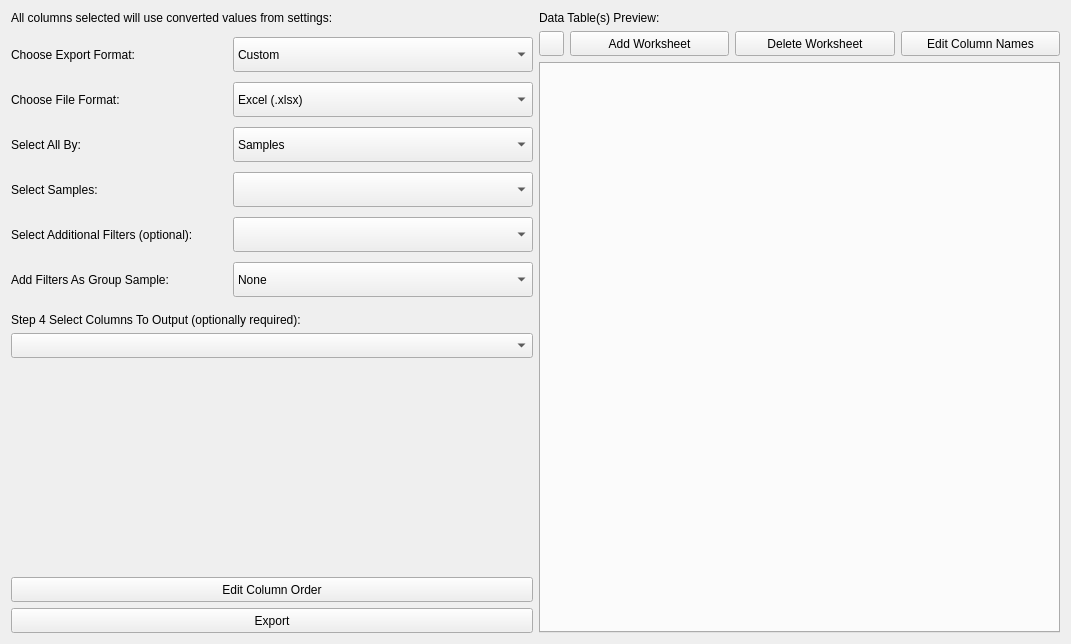
Old version of the form ui/ExporterUI.ui in the repository kathrynmetcalf/GeoCORK.
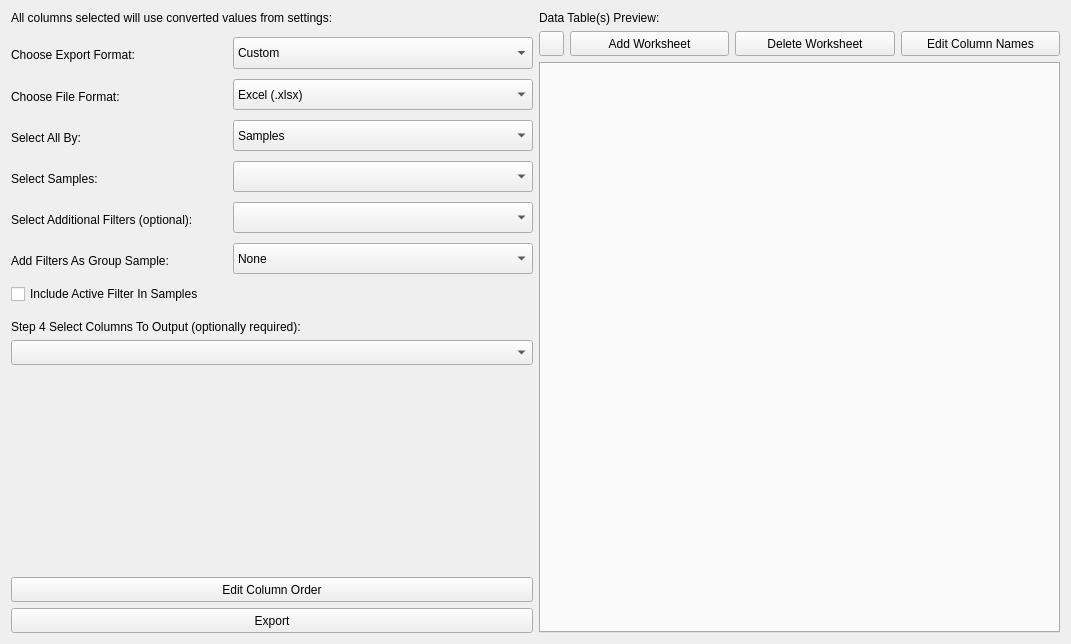
New version of the form. Custom widgets are drawn as their Qt base class.

Commit message: Cleaned up exporter to minimize update_table_view calls. Added active filter checkbox, only allows active filters in exporter, cannot add additional ones manually.

Diff of the .ui file:
```diff
--- a/ui/ExporterUI.ui
+++ b/ui/ExporterUI.ui
@@ -35,7 +35,7 @@
       </widget>
      </item>
      <item>
-      <layout class="QGridLayout" name="gridLayout" columnminimumwidth="0,0">
+      <layout class="QGridLayout" name="gridLayout">
        <property name="sizeConstraint">
         <enum>QLayout::SetDefaultConstraint</enum>
        </property>
@@ -100,145 +100,6 @@
          </item>
         </widget>
        </item>
-       <item row="0" column="0">
-        <widget class="QLabel" name="label_2">
-         <property name="sizePolicy">
-          <sizepolicy hsizetype="Fixed" vsizetype="Fixed">
-           <horstretch>0</horstretch>
-           <verstretch>0</verstretch>
-          </sizepolicy>
-         </property>
-         <property name="minimumSize">
-          <size>
-           <width>0</width>
-           <height>35</height>
-          </size>
-         </property>
-         <property name="maximumSize">
-          <size>
-           <width>250</width>
-           <height>35</height>
-          </size>
-         </property>
-         <property name="text">
-          <string>Choose Export Format:</string>
-         </property>
-        </widget>
-       </item>
-       <item row="3" column="0">
-        <widget class="QLabel" name="step_2_label">
-         <property name="sizePolicy">
-          <sizepolicy hsizetype="Fixed" vsizetype="Fixed">
-           <horstretch>0</horstretch>
-           <verstretch>0</verstretch>
-          </sizepolicy>
-         </property>
-         <property name="minimumSize">
-          <size>
-           <width>0</width>
-           <height>35</height>
-          </size>
-         </property>
-         <property name="maximumSize">
-          <size>
-           <width>250</width>
-           <height>35</height>
-          </size>
-         </property>
-         <property name="text">
-          <string>Select Samples:</string>
-         </property>
-        </widget>
-       </item>
-       <item row="2" column="1">
-        <widget class="QComboBox" name="selectionscope_comboBox">
-         <property name="sizePolicy">
-          <sizepolicy hsizetype="Fixed" vsizetype="Fixed">
-           <horstretch>0</horstretch>
-           <verstretch>0</verstretch>
-          </sizepolicy>
-         </property>
-         <property name="minimumSize">
-          <size>
-           <width>300</width>
-           <height>25</height>
-          </size>
-         </property>
-         <property name="maximumSize">
-          <size>
-           <width>300</width>
-           <height>35</height>
-          </size>
-         </property>
-         <item>
-          <property name="text">
-           <string>Samples</string>
-          </property>
-         </item>
-         <item>
-          <property name="text">
-           <string>Filter Groups</string>
-          </property>
-         </item>
-        </widget>
-       </item>
-       <item row="1" column="0">
-        <widget class="QLabel" name="label">
-         <property name="sizePolicy">
-          <sizepolicy hsizetype="Fixed" vsizetype="Fixed">
-           <horstretch>0</horstretch>
-           <verstretch>0</verstretch>
-          </sizepolicy>
-         </property>
-         <property name="minimumSize">
-          <size>
-           <width>0</width>
-           <height>35</height>
-          </size>
-         </property>
-         <property name="maximumSize">
-          <size>
-           <width>250</width>
-           <height>35</height>
-          </size>
-         </property>
-         <property name="text">
-          <string>Choose File Format:</string>
-         </property>
-        </widget>
-       </item>
-       <item row="1" column="1">
-        <widget class="QComboBox" name="fileformat_comboBox">
-         <property name="sizePolicy">
-          <sizepolicy hsizetype="Fixed" vsizetype="Fixed">
-           <horstretch>0</horstretch>
-           <verstretch>0</verstretch>
-          </sizepolicy>
-         </property>
-         <property name="minimumSize">
-          <size>
-           <width>300</width>
-           <height>25</height>
-          </size>
-         </property>
-         <property name="maximumSize">
-          <size>
-           <width>300</width>
-           <height>35</height>
-          </size>
-         </property>
-         <item>
-          <property name="text">
-           <string>Excel (.xlsx)</string>
-          </property>
-         </item>
-         <item>
-          <property name="text">
-           <string>Comma-Separated Value (.csv)</string>
-          </property>
-         </item>
-        </widget>
-       </item>
        <item row="2" column="0">
         <widget class="QLabel" name="label_3">
          <property name="sizePolicy">
@@ -264,8 +125,8 @@
          </property>
         </widget>
        </item>
-       <item row="3" column="1">
-        <widget class="CheckableComboBox" name="samplesincluded_comboBox">
+       <item row="1" column="0">
+        <widget class="QLabel" name="label">
          <property name="sizePolicy">
           <sizepolicy hsizetype="Fixed" vsizetype="Fixed">
            <horstretch>0</horstretch>
@@ -274,30 +135,22 @@
          </property>
          <property name="minimumSize">
           <size>
-           <width>300</width>
-           <height>25</height>
+           <width>0</width>
+           <height>35</height>
           </size>
          </property>
          <property name="maximumSize">
           <size>
-           <width>300</width>
+           <width>250</width>
            <height>35</height>
           </size>
          </property>
-         <property name="currentText">
-          <string/>
+         <property name="text">
+          <string>Choose File Format:</string>
          </property>
-         <property name="placeholderText">
-          <string>None</string>
-         </property>
-         <item>
-          <property name="text">
-           <string>None</string>
-          </property>
-         </item>
         </widget>
        </item>
-       <item row="4" column="0">
+       <item row="5" column="0">
         <widget class="QLabel" name="filters_label">
          <property name="sizePolicy">
           <sizepolicy hsizetype="Fixed" vsizetype="Fixed">
@@ -325,7 +178,7 @@
          </property>
         </widget>
        </item>
-       <item row="4" column="1">
+       <item row="5" column="1">
         <widget class="CheckableComboBox" name="filterselection_comboBox">
          <property name="sizePolicy">
           <sizepolicy hsizetype="Fixed" vsizetype="Fixed">
@@ -355,7 +208,165 @@
          </item>
         </widget>
        </item>
-       <item row="5" column="0">
+       <item row="2" column="1">
+        <widget class="QComboBox" name="selectionscope_comboBox">
+         <property name="sizePolicy">
+          <sizepolicy hsizetype="Fixed" vsizetype="Fixed">
+           <horstretch>0</horstretch>
+           <verstretch>0</verstretch>
+          </sizepolicy>
+         </property>
+         <property name="minimumSize">
+          <size>
+           <width>300</width>
+           <height>25</height>
+          </size>
+         </property>
+         <property name="maximumSize">
+          <size>
+           <width>300</width>
+           <height>35</height>
+          </size>
+         </property>
+         <item>
+          <property name="text">
+           <string>Samples</string>
+          </property>
+         </item>
+         <item>
+          <property name="text">
+           <string>Filter Groups</string>
+          </property>
+         </item>
+        </widget>
+       </item>
+       <item row="3" column="1">
+        <widget class="CheckableComboBox" name="samplesincluded_comboBox">
+         <property name="sizePolicy">
+          <sizepolicy hsizetype="Fixed" vsizetype="Fixed">
+           <horstretch>0</horstretch>
+           <verstretch>0</verstretch>
+          </sizepolicy>
+         </property>
+         <property name="minimumSize">
+          <size>
+           <width>300</width>
+           <height>25</height>
+          </size>
+         </property>
+         <property name="maximumSize">
+          <size>
+           <width>300</width>
+           <height>35</height>
+          </size>
+         </property>
+         <property name="currentText">
+          <string/>
+         </property>
+         <property name="placeholderText">
+          <string>None</string>
+         </property>
+         <item>
+          <property name="text">
+           <string>None</string>
+          </property>
+         </item>
+        </widget>
+       </item>
+       <item row="1" column="1">
+        <widget class="QComboBox" name="fileformat_comboBox">
+         <property name="sizePolicy">
+          <sizepolicy hsizetype="Fixed" vsizetype="Fixed">
+           <horstretch>0</horstretch>
+           <verstretch>0</verstretch>
+          </sizepolicy>
+         </property>
+         <property name="minimumSize">
+          <size>
+           <width>300</width>
+           <height>25</height>
+          </size>
+         </property>
+         <property name="maximumSize">
+          <size>
+           <width>300</width>
+           <height>35</height>
+          </size>
+         </property>
+         <item>
+          <property name="text">
+           <string>Excel (.xlsx)</string>
+          </property>
+         </item>
+         <item>
+          <property name="text">
+           <string>Comma-Separated Value (.csv)</string>
+          </property>
+         </item>
+        </widget>
+       </item>
+       <item row="7" column="1">
+        <widget class="CheckableComboBox" name="groupedfilter_comboBox">
+         <property name="sizePolicy">
+          <sizepolicy hsizetype="Fixed" vsizetype="Fixed">
+           <horstretch>0</horstretch>
+           <verstretch>0</verstretch>
+          </sizepolicy>
+         </property>
+         <property name="minimumSize">
+          <size>
+           <width>300</width>
+           <height>25</height>
+          </size>
+         </property>
+         <property name="maximumSize">
+          <size>
+           <width>300</width>
+           <height>35</height>
+          </size>
+         </property>
+         <property name="currentText">
+          <string>None</string>
+         </property>
+         <property name="currentIndex">
+          <number>0</number>
+         </property>
+         <property name="placeholderText">
+          <string>None</string>
+         </property>
+         <item>
+          <property name="text">
+           <string>None</string>
+          </property>
+         </item>
+        </widget>
+       </item>
+       <item row="3" column="0">
+        <widget class="QLabel" name="step_2_label">
+         <property name="sizePolicy">
+          <sizepolicy hsizetype="Fixed" vsizetype="Fixed">
+           <horstretch>0</horstretch>
+           <verstretch>0</verstretch>
+          </sizepolicy>
+         </property>
+         <property name="minimumSize">
+          <size>
+           <width>0</width>
+           <height>35</height>
+          </size>
+         </property>
+         <property name="maximumSize">
+          <size>
+           <width>250</width>
+           <height>35</height>
+          </size>
+         </property>
+         <property name="text">
+          <string>Select Samples:</string>
+         </property>
+        </widget>
+       </item>
+       <item row="7" column="0">
         <widget class="QLabel" name="groupedfilter_label">
          <property name="minimumSize">
           <size>
@@ -377,8 +388,8 @@
          </property>
         </widget>
        </item>
-       <item row="5" column="1">
-        <widget class="CheckableComboBox" name="groupedfilter_comboBox">
+       <item row="0" column="0">
+        <widget class="QLabel" name="label_2">
          <property name="sizePolicy">
           <sizepolicy hsizetype="Fixed" vsizetype="Fixed">
            <horstretch>0</horstretch>
@@ -387,30 +398,26 @@
          </property>
          <property name="minimumSize">
           <size>
-           <width>300</width>
-           <height>25</height>
+           <width>0</width>
+           <height>35</height>
           </size>
          </property>
          <property name="maximumSize">
           <size>
-           <width>300</width>
+           <width>250</width>
            <height>35</height>
           </size>
          </property>
-         <property name="currentText">
-          <string>None</string>
+         <property name="text">
+          <string>Choose Export Format:</string>
          </property>
-         <property name="currentIndex">
-          <number>0</number>
+        </widget>
+       </item>
+       <item row="9" column="0">
+        <widget class="QCheckBox" name="active_filter_sample_checkBox">
+         <property name="text">
+          <string>Include Active Filter In Samples</string>
          </property>
-         <property name="placeholderText">
-          <string>None</string>
-         </property>
-         <item>
-          <property name="text">
-           <string>None</string>
-          </property>
-         </item>
         </widget>
        </item>
       </layout>
```
The commit also changes 2 other files.
